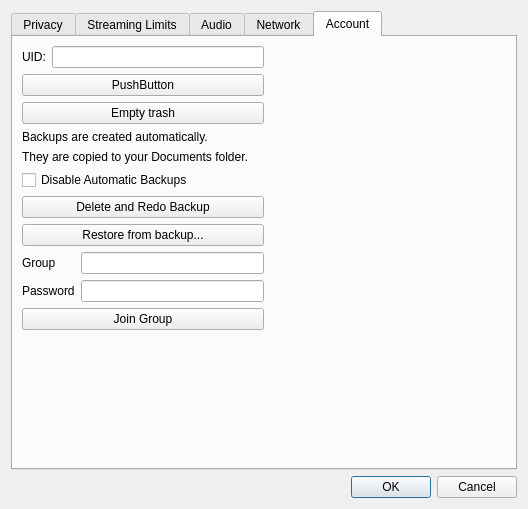
First picture: the form in cdcx/config.ui, repository blindchimp/dwyco, before the edit.
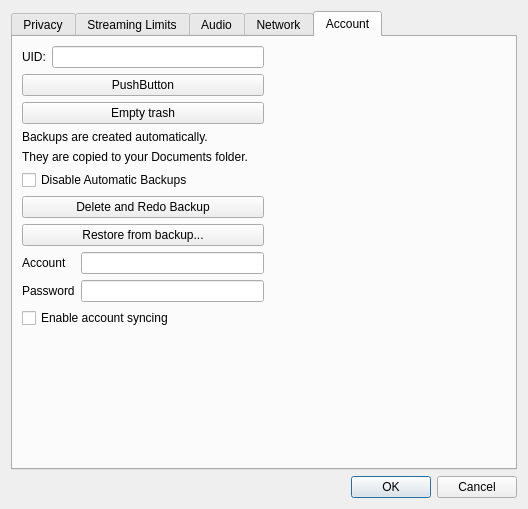
Second picture: the form after the edit.

Commit message: quick hack to allow cdcx to sync

What changed in the file:
```diff
--- a/cdcx/config.ui
+++ b/cdcx/config.ui
@@ -801,7 +801,7 @@
            <item>
             <widget class="QLabel" name="label_22">
              <property name="text">
-              <string>Group</string>
+              <string>Account</string>
              </property>
             </widget>
            </item>
@@ -916,9 +916,9 @@
         </widget>
        </item>
        <item row="9" column="0">
-        <widget class="QPushButton" name="join">
+        <widget class="QCheckBox" name="sync_enable">
          <property name="text">
-          <string>Join Group</string>
+          <string>Enable account syncing</string>
          </property>
         </widget>
        </item>
```
Left out of the diff: 102 changed lines with no effect on the pictures. The commit also changes 4 other files.
